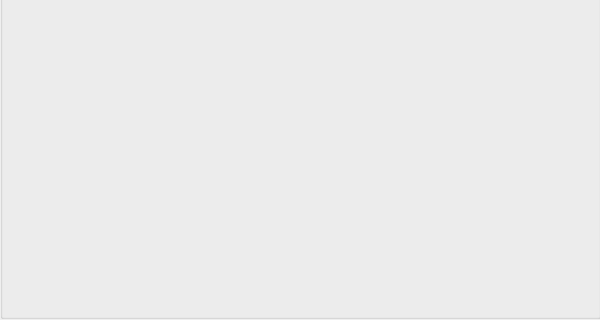
The window that vimmsVisualisedGUI/SimulatePage.ui (Adam-Tem/vimmsVisualised) describes before a commit, drawn with Qt 5; both pictures show x 0 to 600 and y 182 to 502 of the 600 by 502 pixel window.
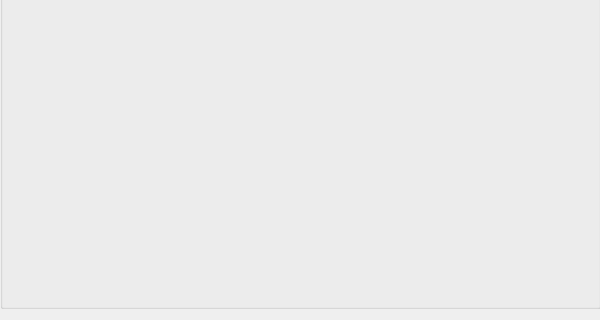
The same window after the commit.

```diff
--- a/vimmsVisualisedGUI/SimulatePage.ui
+++ b/vimmsVisualisedGUI/SimulatePage.ui
@@ -220,7 +220,7 @@
      <x>0</x>
      <y>150</y>
      <width>601</width>
-     <height>351</height>
+     <height>341</height>
     </rect>
    </property>
    <property name="title">
```
